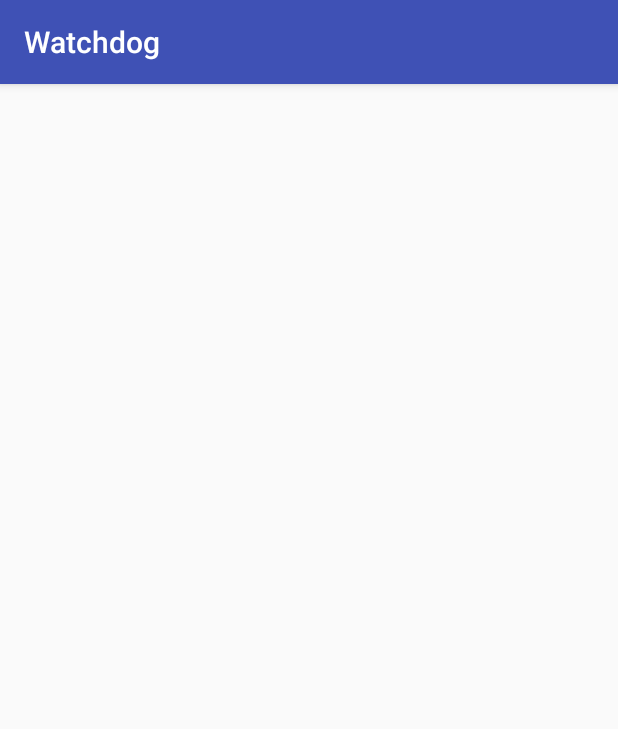
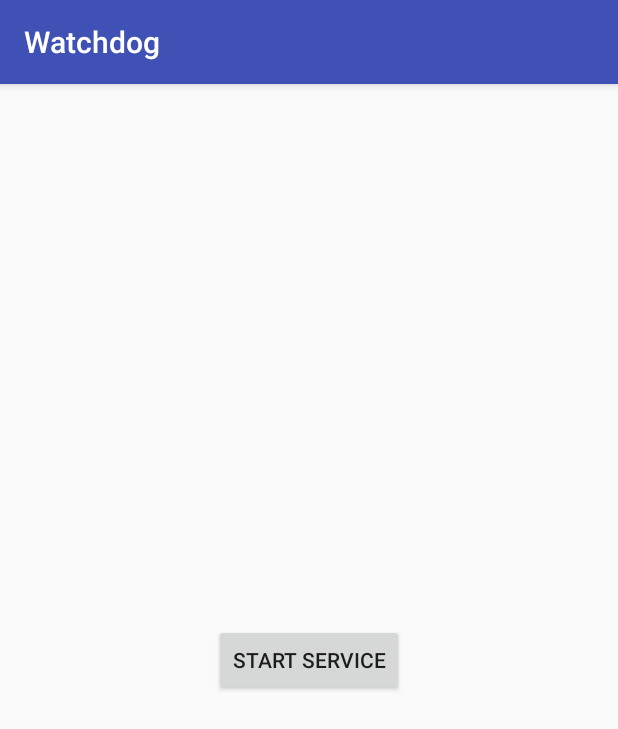
Before and after one commit to svew/watchdog-safety-app, an Android app: the screen it shows after launch (MainActivity), on a phone screen of 412 x 824 dp. Shown: the top 729 px of the screen. Run offline under Robolectric (Android 15) with nearby library versions, the phone set to English and light mode, and no system bars; libraries missing offline, so code that uses them is left out: com.afollestad.materialdialogs, com.sac.speech.

Commit message:
Integrated voice recognition service to our app

```diff
--- /dev/null
+++ b/app/src/main/java/hackisu/fall2019/speechService/Constants.java
@@ -0,0 +1,35 @@
+package hackisu.fall2019.speechService;
+
+import android.content.ComponentName;
+import android.content.Intent;
+import android.net.Uri;
+
+public class Constants {
+
+  public static final Intent[] AUTO_START_INTENTS = {
+    new Intent().setComponent(new ComponentName("com.samsung.android.lool",
+      "com.samsung.android.sm.ui.battery.BatteryActivity")),
+    new Intent("miui.intent.action.OP_AUTO_START").addCategory(Intent.CATEGORY_DEFAULT),
+    new Intent().setComponent(new ComponentName("com.miui.securitycenter",
+      "com.miui.permcenter.autostart.AutoStartManagementActivity")), new Intent().setComponent(
+    new ComponentName("com.letv.android.letvsafe",
+      "com.letv.android.letvsafe.AutobootManageActivity")), new Intent().setComponent(
+    new ComponentName("com.huawei.systemmanager",
+      "com.huawei.systemmanager.optimize.process.ProtectActivity")), new Intent().setComponent(
+    new ComponentName("com.coloros.safecenter",
+      "com.coloros.safecenter.permission.startup.StartupAppListActivity")),
+    new Intent().setComponent(new ComponentName("com.coloros.safecenter",
+      "com.coloros.safecenter.startupapp.StartupAppListActivity")), new Intent().setComponent(
+    new ComponentName("com.oppo.safe", "com.oppo.safe.permission.startup.StartupAppListActivity")),
+    new Intent().setComponent(new ComponentName("com.iqoo.secure",
+      "com.iqoo.secure.ui.phoneoptimize.AddWhiteListActivity")), new Intent().setComponent(
+    new ComponentName("com.iqoo.secure", "com.iqoo.secure.ui.phoneoptimize.BgStartUpManager")),
+    new Intent().setComponent(new ComponentName("com.vivo.permissionmanager",
+      "com.vivo.permissionmanager.activity.BgStartUpManagerActivity")), new Intent().setComponent(
+    new ComponentName("com.asus.mobilemanager",
+      "com.asus.mobilemanager.entry.FunctionActivity")).setData(
+    Uri.parse("mobilemanager://function/entry/AutoStart"))
+  };
+
+
+}
--- /dev/null
+++ b/app/src/main/java/hackisu/fall2019/speechService/MainActivity.java
@@ -0,0 +1,103 @@
+package hackisu.fall2019.speechService;
+
+import android.annotation.SuppressLint;
+import android.app.ActivityManager;
+import android.content.Intent;
+import android.content.pm.PackageManager;
+import android.os.Bundle;
+import android.support.annotation.NonNull;
+import android.support.v7.app.AppCompatActivity;
+import android.view.View;
+import android.widget.Button;
+import android.widget.TextView;
+
+import com.afollestad.materialdialogs.DialogAction;
+import com.afollestad.materialdialogs.MaterialDialog;
+import com.afollestad.materialdialogs.MaterialDialog.Builder;
+import com.afollestad.materialdialogs.Theme;
+
+import hackisu.fall2019.watchdog.R;
+
+public class MainActivity extends AppCompatActivity {
+
+    private Button btStartService;
+    private TextView tvText;
+
+    @SuppressLint("SetTextI18n")
+    @Override
+    protected void onCreate(Bundle savedInstanceState) {
+        super.onCreate(savedInstanceState);
+        setContentView(R.layout.speech_service_activity);
+
+        btStartService = (Button) findViewById(R.id.btStartService);
+        tvText = (TextView) findViewById(R.id.tvText);
+        //Some devices will not allow background service to work, So we have to enable autoStart for the app.
+        //As per now we are not having any way to check autoStart is enable or not,so better to give this in LoginArea,
+        //so user will not get this popup again and again until he logout
+        enableAutoStart();
+
+        if (checkServiceRunning()) {
+            btStartService.setText(getString(R.string.stop_service));
+            tvText.setVisibility(View.VISIBLE);
+        }
+
+        btStartService.setOnClickListener(new View.OnClickListener() {
+            @Override
+            public void onClick(View view) {
+            if (btStartService.getText().toString().equalsIgnoreCase(getString(R.string.start_service))) {
+                startService(new Intent(MainActivity.this, MyService.class));
+                btStartService.setText(getString(R.string.stop_service));
+                tvText.setVisibility(View.VISIBLE);
+            } else {
+                stopService(new Intent(MainActivity.this, MyService.class));
+                btStartService.setText(getString(R.string.start_service));
+                tvText.setVisibility(View.GONE);
+            }}
+        });
+    }
+
+    @Override
+    protected void onDestroy() {
+        super.onDestroy();
+    }
+
+    private void enableAutoStart() {
+        for (Intent intent : Constants.AUTO_START_INTENTS) {
+            if (getPackageManager().resolveActivity(intent, PackageManager.MATCH_DEFAULT_ONLY) != null) {
+                new Builder(this).title(R.string.enable_autostart)
+                        .content(R.string.ask_permission)
+                        .theme(Theme.LIGHT)
+                        .positiveText(getString(R.string.allow))
+                        .onPositive(new MaterialDialog.SingleButtonCallback() {
+                            @Override
+                            public void onClick(@NonNull MaterialDialog dialog, @NonNull DialogAction which) {
+                            try {
+                                for (Intent intent1 : Constants.AUTO_START_INTENTS)
+                                    if (getPackageManager().resolveActivity(intent1, PackageManager.MATCH_DEFAULT_ONLY)
+                                            != null) {
+                                        startActivity(intent1);
+                                        break;
+                                    }
+                            } catch (Exception e) {
+                                e.printStackTrace();
+                            }}
+                        })
+                        .show();
+                break;
+            }
+        }
+    }
+
+    public boolean checkServiceRunning() {
+        ActivityManager manager = (ActivityManager) getSystemService(ACTIVITY_SERVICE);
+        if (manager != null) {
+            for (ActivityManager.RunningServiceInfo service : manager.getRunningServices(
+                    Integer.MAX_VALUE)) {
+                if (getString(R.string.my_service_name).equals(service.service.getClassName())) {
+                    return true;
+                }
+            }
+        }
+        return false;
+    }
+}
--- a/app/src/main/java/hackisu/fall2019/watchdog/MainActivity.java
+++ b/app/src/main/java/hackisu/fall2019/watchdog/MainActivity.java
@@ -16,67 +16,6 @@ public class MainActivity extends AppCompatActivity {
     protected void onCreate(Bundle savedInstanceState) {
         super.onCreate(savedInstanceState);
         setContentView(R.layout.activity_main);
-        SpeechRecognizer sr = createSpeechRecognizer(getApplicationContext());
-        final TextView textView = (TextView)findViewById(R.id.textView);
-        sr.setRecognitionListener(new RecognitionListener() {
-            @Override
-            public void onReadyForSpeech(Bundle bundle) {
-                textView.setText("OnReadyForSpeech");
-            }
-
-            @Override
-            public void onBeginningOfSpeech() {
-                textView.setText("onBeginningOfSpeech");
-            }
-
-            @Override
-            public void onRmsChanged(float v) {
-                textView.setText("onRmsChanged");
-
-            }
-
-            @Override
-            public void onBufferReceived(byte[] bytes) {
-                textView.setText("onBufferReceived");
-
-            }
-
-            @Override
-            public void onEndOfSpeech() {
-                textView.setText("onEndOfSpeech");
-
-            }
-
-            @Override
-            public void onError(int i) {
-                textView.setText("onError: " + i);
-
-            }
-
-            @Override
-            public void onResults(Bundle bundle) {
-                textView.setText("onResults");
-
-            }
-
-            @Override
-            public void onPartialResults(Bundle bundle) {
-                textView.setText("onPartialResults");
-
-            }
-
-            @Override
-            public void onEvent(int i, Bundle bundle) {
-                textView.setText("onEvent");
-
-            }
-        });
-        Intent recognizerIntent = new Intent(RecognizerIntent.ACTION_RECOGNIZE_SPEECH);
-        recognizerIntent.putExtra(RecognizerIntent.EXTRA_LANGUAGE_PREFERENCE,"en");
-        recognizerIntent.putExtra(RecognizerIntent.EXTRA_CALLING_PACKAGE, this.getPackageName());
-        recognizerIntent.putExtra(RecognizerIntent.EXTRA_LANGUAGE_MODEL, RecognizerIntent.LANGUAGE_MODEL_WEB_SEARCH);
-        recognizerIntent.putExtra(RecognizerIntent.EXTRA_MAX_RESULTS, 3);
-        sr.startListening(recognizerIntent);
-
-            }
+        startActivity(new Intent(this, hackisu.fall2019.speechService.MainActivity.class));
+    }
 }
--- /dev/null
+++ b/app/src/main/res/layout/speech_service_activity.xml
@@ -0,0 +1,32 @@
+<?xml version="1.0" encoding="utf-8"?>
+<RelativeLayout xmlns:android="http://schemas.android.com/apk/res/android"
+    xmlns:tools="http://schemas.android.com/tools"
+    android:layout_width="match_parent"
+    android:layout_height="match_parent"
+    android:paddingBottom="@dimen/activity_vertical_margin"
+    android:paddingLeft="@dimen/activity_horizontal_margin"
+    android:paddingRight="@dimen/activity_horizontal_margin"
+    android:paddingTop="@dimen/activity_vertical_margin"
+    tools:context=".speechService">
+
+    <Button
+        android:id="@+id/btStartService"
+        android:layout_width="wrap_content"
+        android:layout_centerInParent="true"
+        android:text="@string/start_service"
+        android:layout_height="wrap_content"
+        />
+
+    <TextView
+        android:id="@+id/tvText"
+        android:layout_below="@+id/btStartService"
+        android:layout_marginTop="10dp"
+        android:gravity="center"
+        android:visibility="gone"
+        android:fontFamily="monospace"
+        android:text="@string/voice_recognizer_is_active"
+        android:layout_width="match_parent"
+        android:layout_height="wrap_content"
+        />
+
+</RelativeLayout>
--- /dev/null
+++ b/app/src/main/res/values/dimens.xml
@@ -0,0 +1,5 @@
+<resources>
+    <!-- Default screen margins, per the Android Design guidelines. -->
+    <dimen name="activity_horizontal_margin">16dp</dimen>
+    <dimen name="activity_vertical_margin">16dp</dimen>
+</resources>
--- a/app/src/main/res/values/strings.xml
+++ b/app/src/main/res/values/strings.xml
@@ -72,4 +72,15 @@
     <string name="pref_ringtone_silent">Silent</string>
 
     <string name="pref_title_vibrate">Vibrate</string>
+
+    <string name="permission_required">Please grant the permission to use the microphone</string>
+    <string name="start_service">START SERVICE</string>
+    <string name="stop_service">STOP SERVICE</string>
+
+    <string name="voice_recognizer_is_active">Voice Recognizer is active...</string>
+    <string name="ask_permission">Please allow Speech to always run in the background,else our services can\'t be accessed when you are in distress</string>
+    <string name="allow">ALLOW</string>
+    <string name="enable_autostart">Enable AutoStart</string>
+    <string name="my_service_name">com.sac.speechdemo.MyService</string>
+
 </resources>
--- a/pocketsphinx-android-5prealpha-release/build.gradle
+++ /dev/null
@@ -1,2 +0,0 @@
-configurations.maybeCreate("default")
-artifacts.add("default", file('pocketsphinx-android-5prealpha-release.aar'))
```
Also changed, not shown: app/build.gradle (+10 -0 lines), app/src/main/AndroidManifest.xml (+11 -4 lines), app/src/main/java/hackisu/fall2019/speechService/App.java (added, +17 -0 lines), app/src/main/java/hackisu/fall2019/speechService/MyService.java (added, +170 -0 lines), 1 other file.
